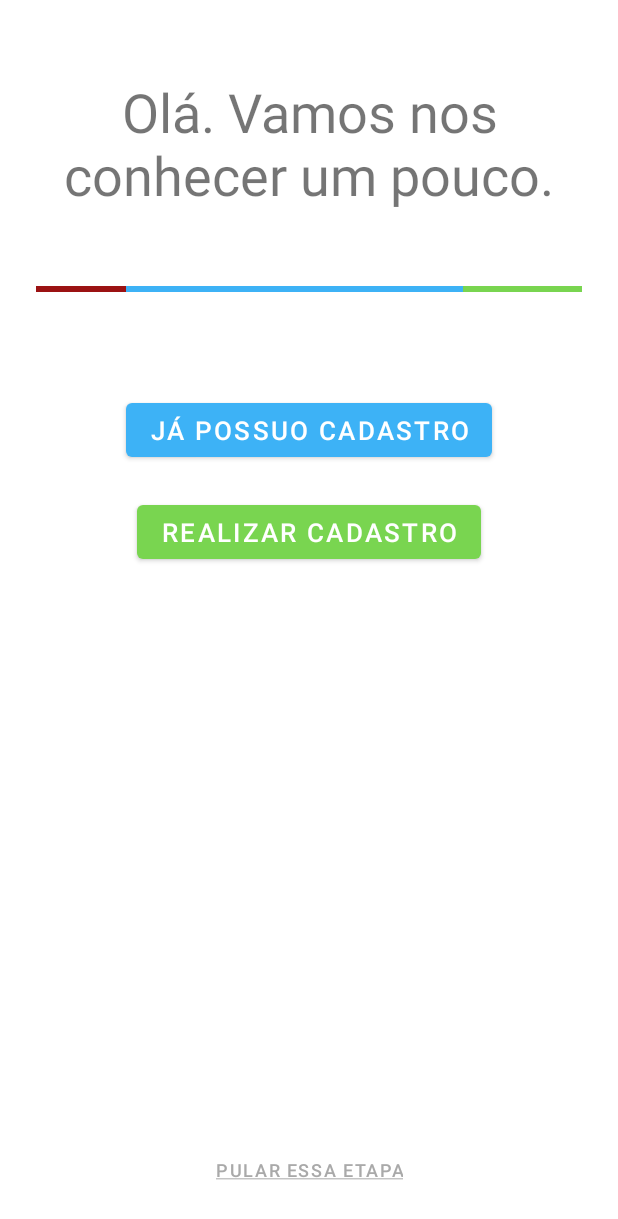
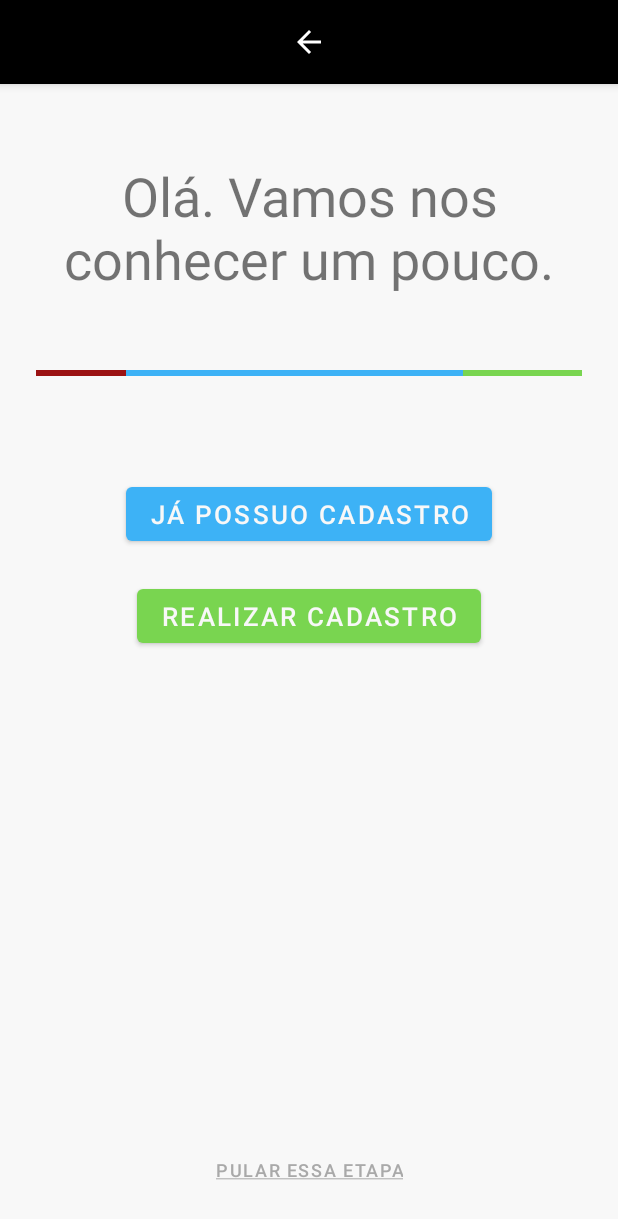
Before and after one commit to GryphoDevelopers/GoalMobile, an Android app: the layout activity_main.xml on its own in the app's theme, with its tools: preview values and no code run, on a phone screen of 412 x 824 dp. Shown: the top 1219 px of the screen. Run offline under Robolectric (Android 15) with nearby library versions, the phone set to English and light mode, and no system bars.

Commit message:
Correcao dos Temas e Implementacao da ToolBar

```diff
--- a/app/src/main/res/layout/activity_login.xml
+++ b/app/src/main/res/layout/activity_login.xml
@@ -14,23 +14,25 @@
         android:layout_width="match_parent"
         android:layout_height="wrap_content">
 
+        <include layout="@layout/tool_bar" android:id="@+id/toolBarLogin"/>
+
 
         <TextView
             android:id="@+id/txt_login"
             android:layout_width="0dp"
             android:layout_height="wrap_content"
-            android:layout_marginStart="40dp"
-            android:layout_marginLeft="40dp"
+            android:layout_marginStart="20dp"
+            android:layout_marginLeft="20dp"
             android:layout_marginTop="30dp"
-            android:layout_marginEnd="40dp"
-            android:layout_marginRight="40dp"
+            android:layout_marginEnd="20dp"
+            android:layout_marginRight="20dp"
             android:gravity="center"
             android:text="@string/index_login"
             android:textSize="36sp"
             app:layout_constraintEnd_toEndOf="parent"
             app:layout_constraintHorizontal_bias="1.0"
             app:layout_constraintStart_toStartOf="parent"
-            app:layout_constraintTop_toTopOf="parent" />
+            app:layout_constraintTop_toBottomOf="@+id/toolBarLogin" />
 
         <include
             android:id="@+id/line_goal3"
--- a/app/src/main/res/layout/activity_main.xml
+++ b/app/src/main/res/layout/activity_main.xml
@@ -1,12 +1,15 @@
 <?xml version="1.0" encoding="utf-8"?>
 
-<androidx.constraintlayout.widget.ConstraintLayout
-    xmlns:android="http://schemas.android.com/apk/res/android"
+<androidx.constraintlayout.widget.ConstraintLayout xmlns:android="http://schemas.android.com/apk/res/android"
     xmlns:app="http://schemas.android.com/apk/res-auto"
     xmlns:tools="http://schemas.android.com/tools"
     android:layout_width="match_parent"
     android:layout_height="match_parent"
     tools:context=".MainActivity">
+
+    <include
+        android:id="@+id/toolBarMain"
+        layout="@layout/tool_bar" />
 
     <TextView
         android:id="@+id/txt_index"
@@ -22,7 +25,7 @@
         android:textSize="36sp"
         app:layout_constraintEnd_toEndOf="parent"
         app:layout_constraintStart_toStartOf="parent"
-        app:layout_constraintTop_toTopOf="parent" />
+        app:layout_constraintTop_toBottomOf="@+id/toolBarMain" />
 
     <!-- Importação do Layout da Linha da GOAL (Criada em um Arquivo xml)   -->
     <include
@@ -33,7 +36,7 @@
         android:layout_marginTop="50dp"
         app:layout_constraintEnd_toEndOf="parent"
         app:layout_constraintStart_toStartOf="parent"
-        app:layout_constraintTop_toBottomOf="@+id/txt_index"></include>
+        app:layout_constraintTop_toBottomOf="@+id/txt_index" />
 
     <Button
         android:id="@+id/btn_login"
@@ -64,7 +67,7 @@
     <!-- TODO Implementar um icone para proxima Etapa   -->
     <Button
         android:id="@+id/bnt_ignore"
-        style="@style/Widget.MaterialComponents.Button.TextButton"
+        style="@style/Widget.MaterialComponents.Button.TextButton.Dialog.Flush"
         android:layout_width="wrap_content"
         android:layout_height="wrap_content"
         android:layout_marginBottom="20dp"
@@ -72,7 +75,6 @@
         android:text="@string/next_stage"
         android:textColor="@color/light_grey"
         android:textSize="12sp"
-        app:backgroundTint="#FFFFFF"
         app:layout_constraintBottom_toBottomOf="parent"
         app:layout_constraintEnd_toEndOf="parent"
         app:layout_constraintStart_toStartOf="parent" />
--- a/app/src/main/res/layout/activity_sing_in.xml
+++ b/app/src/main/res/layout/activity_sing_in.xml
@@ -12,6 +12,8 @@
         android:id="@+id/ConstraintLayout"
         android:layout_width="match_parent"
         android:layout_height="wrap_content">
+
+        <include layout="@layout/tool_bar" android:id="@+id/toolBarSingIn"/>
 
         <TextView
             android:id="@+id/txt_singin"
@@ -28,7 +30,7 @@
             app:layout_constraintEnd_toEndOf="parent"
             app:layout_constraintHorizontal_bias="1.0"
             app:layout_constraintStart_toStartOf="parent"
-            app:layout_constraintTop_toTopOf="parent" />
+            app:layout_constraintTop_toBottomOf="@+id/toolBarSingIn" />
 
 
         <include
--- /dev/null
+++ b/app/src/main/res/layout/tool_bar.xml
@@ -0,0 +1,23 @@
+<?xml version="1.0" encoding="utf-8"?>
+
+<androidx.appcompat.widget.Toolbar xmlns:android="http://schemas.android.com/apk/res/android"
+    xmlns:app="http://schemas.android.com/apk/res-auto"
+    xmlns:tools="http://schemas.android.com/tools"
+    android:id="@+id/personalized_toolBar"
+    android:layout_width="match_parent"
+    android:layout_height="?attr/actionBarSize"
+    android:background="?attr/colorPrimaryVariant"
+    android:elevation="4dp"
+    android:theme="@style/ThemeOverlay.AppCompat.ActionBar"
+    app:popupTheme="@style/ThemeOverlay.AppCompat.Light"
+    tools:targetApi="lollipop">
+
+    //TODO Adicionar Imagem
+    <ImageView
+        android:id="@+id/tv_header_title"
+        android:layout_width="wrap_content"
+        android:layout_height="wrap_content"
+        android:layout_gravity="center"
+        android:src="@drawable/abc_vector_test" />
+
+</androidx.appcompat.widget.Toolbar>
--- a/app/src/main/res/values-night/themes.xml
+++ b/app/src/main/res/values-night/themes.xml
@@ -1,16 +1,28 @@
 <resources xmlns:tools="http://schemas.android.com/tools">
     <!-- Base application theme. -->
     <style name="Theme.Goal" parent="Theme.MaterialComponents.DayNight.DarkActionBar">
+
         <!-- Primary brand color. -->
-        <item name="colorPrimary">@color/black</item>
+        <item name="colorPrimary">@color/ruby_red</item>
         <item name="colorPrimaryVariant">@color/black</item>
-        <item name="colorOnPrimary">@color/black</item>
+        <item name="colorOnPrimary">@color/white_light</item>
+
         <!-- Secondary brand color. -->
-        <item name="colorSecondary">@color/ruby_red</item>
-        <item name="colorSecondaryVariant">@color/ruby_red</item>
-        <item name="colorOnSecondary">@color/black</item>
+        <item name="colorSecondary">@color/blue_jeans</item>
+        <item name="colorSecondaryVariant">@color/blue_jeans</item>
+        <item name="colorOnSecondary">@color/white_light</item>
+
         <!-- Status bar color. -->
         <item name="android:statusBarColor" tools:targetApi="l">?attr/colorPrimaryVariant</item>
-        <!-- Customize your theme here. -->
+
+        <!-- Implementação do Dark Theme. Definição do Background e Texto -->
+        <item name="android:windowBackground">@color/grey</item>
+        <item name="android:textColor">@color/white_light</item>
+        <item name="android:textColorPrimary">@color/white_light</item>
+
+        <!-- Desativa a ActionBar -->
+        <item name="windowActionBar">false</item>
+        <item name="windowNoTitle">true</item>
+
     </style>
 </resources>
--- a/app/src/main/res/values/colors.xml
+++ b/app/src/main/res/values/colors.xml
@@ -1,10 +1,16 @@
 <?xml version="1.0" encoding="utf-8"?>
 <resources>
+    <!-- Paleta de Cor do App-->
     <color name="ruby_red">#9B1213</color>
-    <color name="black">#FF000000</color>
-    <color name="grey">#1a1a1a</color>
-    <color name="light_grey">#FFA9A9A9</color>
     <color name="lime_green">#79D550</color>
     <color name="blue_jeans">#3DB2F6</color>
+
+    <!-- Cores de Base -->
     <color name="white">#FFFFFFFF</color>
+    <color name="white_light">#FFF8F8F8</color>
+    <color name="black">#FF000000</color>
+    <color name="grey">#FF212121</color>
+    <color name="dark_grey">#1a1a1a</color>
+    <color name="light_grey">#FFA9A9A9</color>
+
 </resources>
--- a/app/src/main/res/values/themes.xml
+++ b/app/src/main/res/values/themes.xml
@@ -1,23 +1,28 @@
 <resources xmlns:tools="http://schemas.android.com/tools">
-    <!-- Base application theme. -->
     <style name="Theme.Goal" parent="Theme.MaterialComponents.DayNight.DarkActionBar">
 
-        <!-- Primary brand color. -->
-        <!-- App bar and other primary UI elements -->
-        <item name="colorPrimary">@color/black</item>
-        <!-- Variant of the primary color. Status bar (Android 5.0+) and contextual app bars -->
+        <!-- AppBar e Elementos Primarios da UI -->
+        <item name="colorPrimary">@color/ruby_red</item>
+        <!-- Status bar (Android 5.0+) e Apps Bars -->
         <item name="colorPrimaryVariant">@color/black</item>
-        <item name="colorOnPrimary">@color/white</item>
+        <item name="colorOnPrimary">@color/white_light</item>
 
-        <!-- Secondary brand color. -->
-        <!-- Checkboxes and Text Fields -->
+        <!-- Checkboxes e Text Fields -->
         <item name="colorSecondary">@color/blue_jeans</item>
         <item name="colorSecondaryVariant">@color/blue_jeans</item>
-        <item name="colorOnSecondary">@color/black</item>
+        <item name="colorOnSecondary">@color/white_light</item>
 
         <!-- Status bar color. -->
         <item name="android:statusBarColor" tools:targetApi="l">?attr/colorPrimaryVariant</item>
-        <!-- Customize your theme here. -->
+
+        <!-- Implementação do Light Theme. Definição do Background e Texto -->
+        <item name="android:windowBackground">@color/white_light</item>
+        <item name="android:textColorPrimary">@color/black</item>
+
+
+        <!-- Desativa a ActionBar -->
+        <item name="windowActionBar">false</item>
+        <item name="windowNoTitle">true</item>
 
     </style>
 </resources>
```
